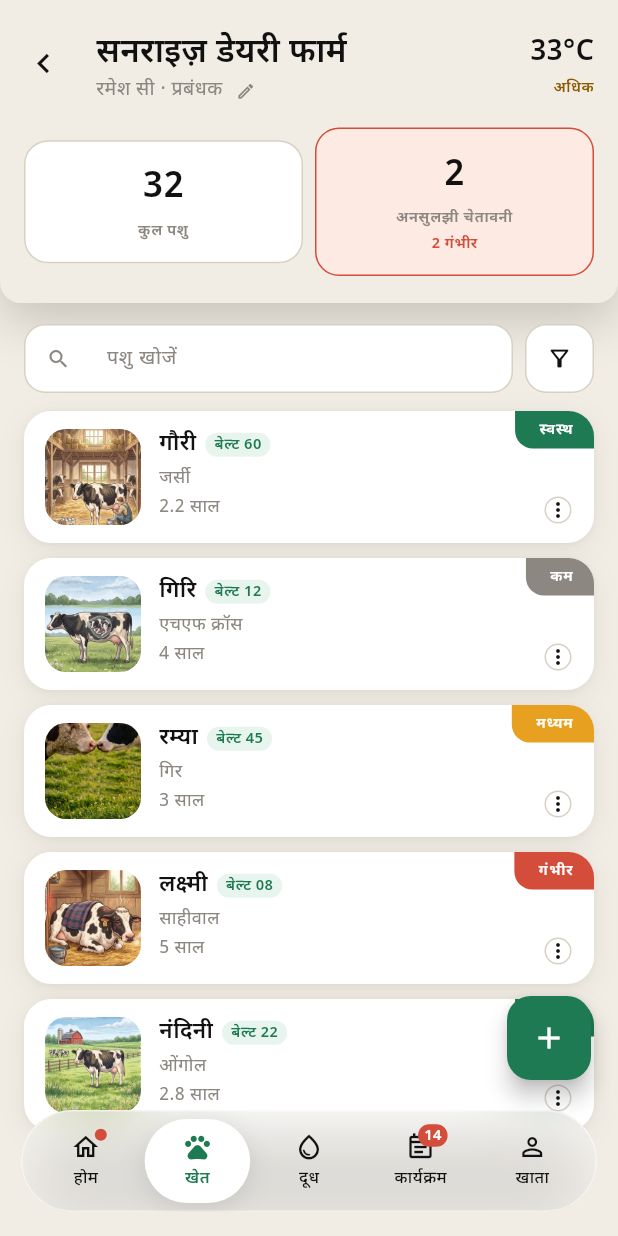
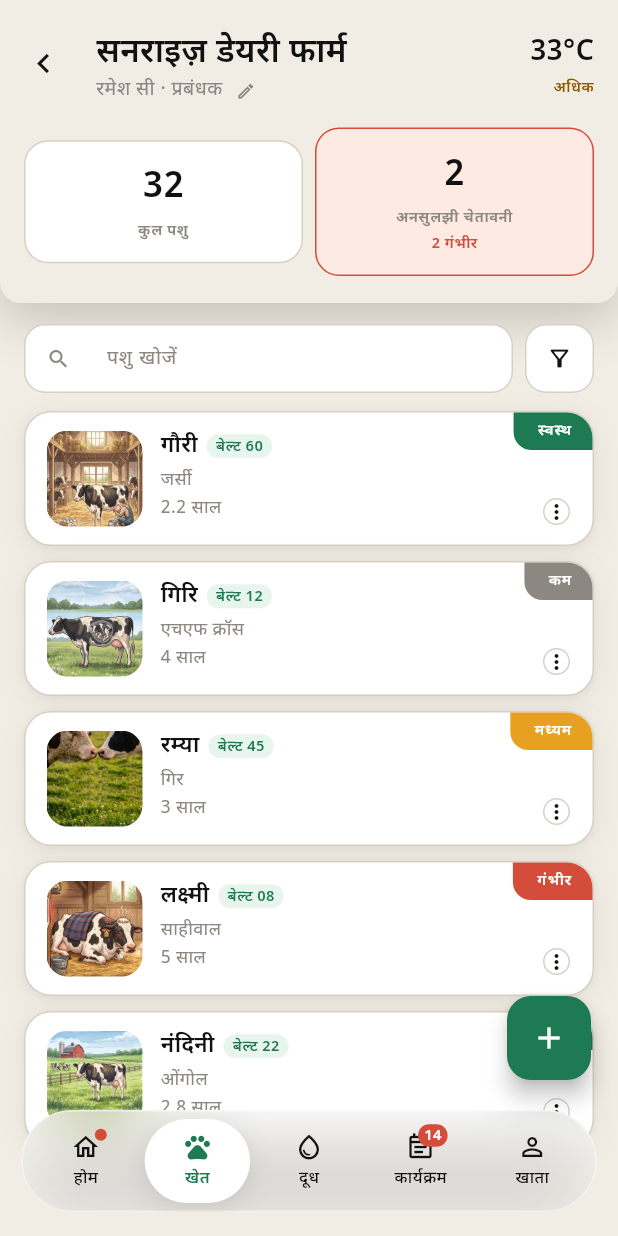
Before and after one commit to vaseey21/Vanix, a Flutter app: the FarmDetailScreen screen opened directly with sample values from the repository, on a phone screen of 412 x 824 dp. Run offline on Flutter 3.47's test engine with Material 3 defaults, Android fonts, the phone set to English and light mode, and no system bars.

Commit message:
auto: save changes

```diff
--- a/flutter_app/lib/screens/farm_detail_screen.dart
+++ b/flutter_app/lib/screens/farm_detail_screen.dart
@@ -550,6 +550,7 @@ class _FarmDetailScreenState extends State<FarmDetailScreen> {
       margin: const EdgeInsets.only(bottom: 10),
       decoration: BoxDecoration(
         color: isDark ? VanixColors.darkSecond : VanixColors.bgCard,
+        border: Border.all(color: isDark ? VanixColors.darkBorder : VanixColors.border),
         borderRadius: BorderRadius.circular(18),
         boxShadow: isDark ? VanixShadow.cardDark : VanixShadow.card,
       ),
```
